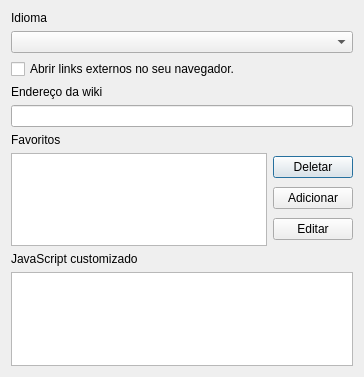
Old version of the form settings.ui in the repository Margarina-not-butter/PestoWiki.
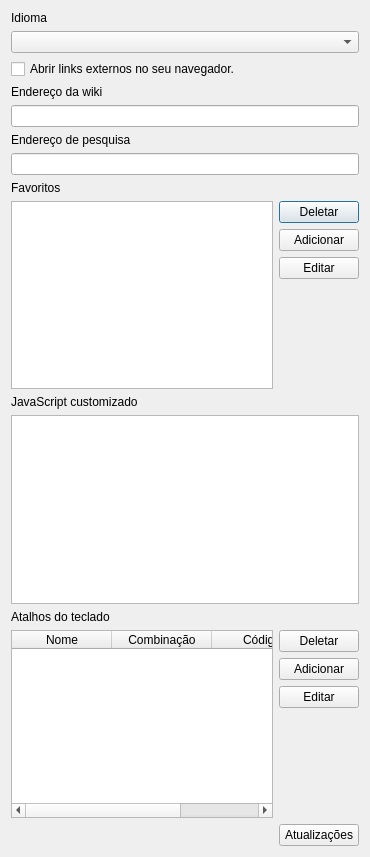
New version of the form. Icons and pictures are not drawn.

Commit message: Added custom keyboard shortcuts, search support.

What changed in the file:
```diff
--- a/settings.ui
+++ b/settings.ui
@@ -6,12 +6,12 @@
    <rect>
     <x>0</x>
     <y>0</y>
-    <width>364</width>
-    <height>377</height>
+    <width>370</width>
+    <height>857</height>
    </rect>
   </property>
   <property name="sizePolicy">
-   <sizepolicy hsizetype="Fixed" vsizetype="Fixed">
+   <sizepolicy hsizetype="Minimum" vsizetype="Minimum">
     <horstretch>0</horstretch>
     <verstretch>0</verstretch>
    </sizepolicy>
@@ -67,6 +67,16 @@
      </property>
     </widget>
    </item>
+   <item>
+    <widget class="QLabel" name="lbSearchAddress">
+     <property name="text">
+      <string>Endereço de pesquisa</string>
+     </property>
+    </widget>
+   </item>
+   <item>
+    <widget class="QLineEdit" name="leSearchAddress"/>
+   </item>
    <item>
     <widget class="QLabel" name="labelBookmarks">
      <property name="locale">
@@ -118,6 +128,19 @@
          </property>
         </widget>
        </item>
+       <item>
+        <spacer name="verticalSpacer">
+         <property name="orientation">
+          <enum>Qt::Orientation::Vertical</enum>
+         </property>
+         <property name="sizeHint" stdset="0">
+          <size>
+           <width>20</width>
+           <height>40</height>
+          </size>
+         </property>
+        </spacer>
+       </item>
       </layout>
      </item>
     </layout>
@@ -132,6 +155,123 @@
    <item>
     <widget class="QPlainTextEdit" name="pteCustomJS"/>
    </item>
+   <item>
+    <widget class="QLabel" name="lbKeyCombos">
+     <property name="text">
+      <string>Atalhos do teclado</string>
+     </property>
+    </widget>
+   </item>
+   <item>
+    <layout class="QHBoxLayout" name="horizontalLayout_3">
+     <item>
+      <widget class="QTableWidget" name="twKeyCombos">
+       <property name="enabled">
+        <bool>true</bool>
+       </property>
+       <property name="sizePolicy">
+        <sizepolicy hsizetype="Expanding" vsizetype="Expanding">
+         <horstretch>0</horstretch>
+         <verstretch>0</verstretch>
+        </sizepolicy>
+       </property>
+       <property name="editTriggers">
+        <set>QAbstractItemView::EditTrigger::NoEditTriggers</set>
+       </property>
+       <property name="selectionMode">
+        <enum>QAbstractItemView::SelectionMode::SingleSelection</enum>
+       </property>
+       <property name="selectionBehavior">
+        <enum>QAbstractItemView::SelectionBehavior::SelectRows</enum>
+       </property>
+       <column>
+        <property name="text">
+         <string>Nome</string>
+        </property>
+       </column>
+       <column>
+        <property name="text">
+         <string>Combinação</string>
+        </property>
+       </column>
+       <column>
+        <property name="text">
+         <string>Código</string>
+        </property>
+       </column>
+      </widget>
+     </item>
+     <item>
+      <layout class="QVBoxLayout" name="verticalLayout_4">
+       <item>
+        <widget class="QPushButton" name="pbKeyCombosDelete">
+         <property name="text">
+          <string>Deletar</string>
+         </property>
+        </widget>
+       </item>
+       <item>
+        <widget class="QPushButton" name="pbKeyCombosAdd">
+         <property name="text">
+          <string>Adicionar</string>
+         </property>
+        </widget>
+       </item>
+       <item>
+        <widget class="QPushButton" name="pbKeyCombosEdit">
+         <property name="text">
+          <string>Editar</string>
+         </property>
+        </widget>
+       </item>
+       <item>
+        <spacer name="verticalSpacer_2">
+         <property name="orientation">
+          <enum>Qt::Orientation::Vertical</enum>
+         </property>
+         <property name="sizeHint" stdset="0">
+          <size>
+           <width>20</width>
+           <height>40</height>
+          </size>
+         </property>
+        </spacer>
+       </item>
+      </layout>
+     </item>
+    </layout>
+   </item>
+   <item>
+    <layout class="QHBoxLayout" name="horizontalLayout_2">
+     <item>
+      <widget class="QLabel" name="lbVersion">
+       <property name="text">
+        <string/>
+       </property>
+      </widget>
+     </item>
+     <item>
+      <spacer name="horizontalSpacer">
+       <property name="orientation">
+        <enum>Qt::Orientation::Horizontal</enum>
+       </property>
+       <property name="sizeHint" stdset="0">
+        <size>
+         <width>40</width>
+         <height>20</height>
+        </size>
+       </property>
+      </spacer>
+     </item>
+     <item>
+      <widget class="QPushButton" name="btnUpdater">
+       <property name="text">
+        <string>Atualizações</string>
+       </property>
+      </widget>
+     </item>
+    </layout>
+   </item>
   </layout>
  </widget>
  <resources/>
```
Left out of the diff: 3 changed lines with no effect on the pictures. The commit also changes 28 other files.
